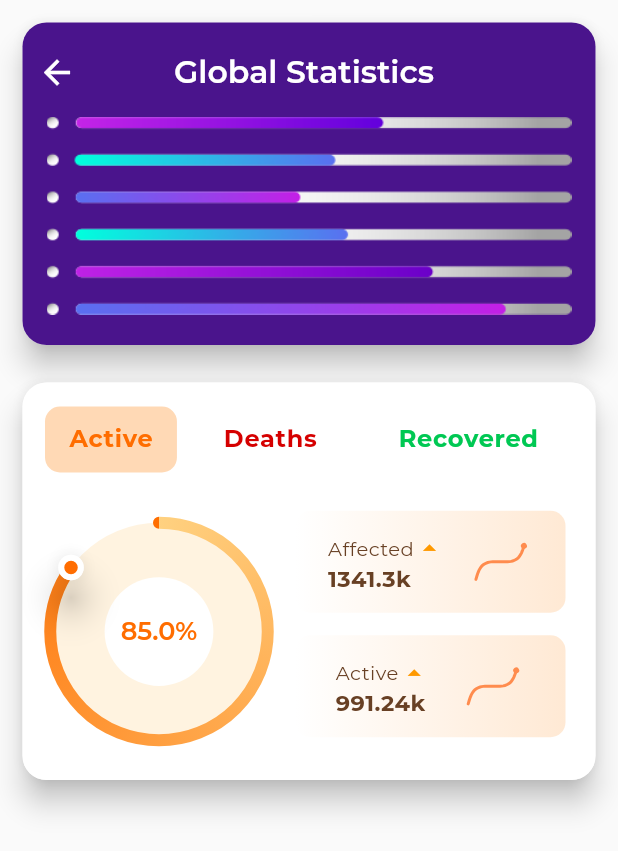
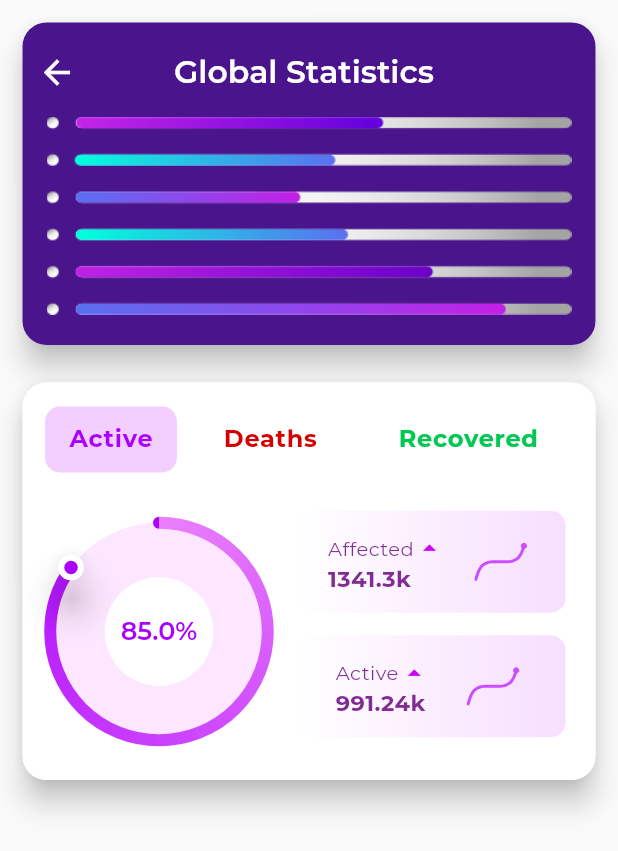
Before and after one commit to arafaysaleem/covid_tracker, a Flutter app: the screen it shows after launch, after a tap on "Statistics", on a phone screen of 412 x 824 dp. Shown: the top 851 px of the screen. Run offline on Flutter 3.47's test engine with Material 2 defaults, Android fonts, the phone set to English and light mode, and no system bars; our stand-ins replace cached_network_image, carousel_slider, smooth_page_indicator, webview_flutter.

Commit message:
changed active cases orange to purple theme

```diff
--- a/lib/screens/stats_dashboard_screens/world_stat.dart
+++ b/lib/screens/stats_dashboard_screens/world_stat.dart
@@ -20,9 +20,9 @@ class _WorldStatScreenState extends State<WorldStatScreen> {
 
   void updateRadialDial() {
     if (_caseType == CaseType.ACTIVE) {
-      radialStartClr = Colors.orangeAccent[100];
-      radialEndClr = Colors.orangeAccent[700];
-      radialBgClr = Colors.orange[50];
+      radialStartClr = Colors.purpleAccent[100];
+      radialEndClr = Colors.purpleAccent[700];
+      radialBgClr = Color(0xfffde6ff);
       progress = 0.85;
     } else if (_caseType == CaseType.DEATHS) {
       radialStartClr = Colors.redAccent[100];
@@ -39,10 +39,10 @@ class _WorldStatScreenState extends State<WorldStatScreen> {
 
   void updateCasesPanel() {
     if (_caseType == CaseType.ACTIVE) {
-      panelFontClr = Color(0xff684024);
-      panelStartClr = Color(0xffffe9d4);
-      panelIconClr = Color(0xffff9900);
-      panelLineClr = Color(0xffff8c4e);
+      panelFontClr = Color(0xff7f2d91);//Color(0xff684024);
+      panelStartClr = Color(0xfff7deff);//Color(0xffffe9d4);
+      panelIconClr = Color(0xffcc00ff);//Color(0xffff9900);
+      panelLineClr = Color(0xffca4eff);//Color(0xffff8c4e);
     } else if (_caseType == CaseType.DEATHS) {
       panelFontClr = Color(0xff682429);
       panelStartClr = Color(0xfffbe7e8);
@@ -89,7 +89,6 @@ class _WorldStatScreenState extends State<WorldStatScreen> {
                         mainAxisAlignment: MainAxisAlignment.start,
                         crossAxisAlignment: CrossAxisAlignment.start,
                         children: <Widget>[
-
                           //Back Arrow
                           InkWell(
                             onTap: () => Navigator.of(context).pop(),
@@ -101,7 +100,9 @@ class _WorldStatScreenState extends State<WorldStatScreen> {
                           ),
 
                           SizedBox(
-                            width: MediaQuery.of(context).size.width>360.0? 65.0:50.0,
+                            width: MediaQuery.of(context).size.width > 360.0
+                                ? 65.0
+                                : 50.0,
                           ),
 
                           //Text
@@ -173,7 +174,7 @@ class _WorldStatScreenState extends State<WorldStatScreen> {
                                 curve: caseTypeCurve,
                                 decoration: BoxDecoration(
                                     color: _caseType == CaseType.ACTIVE
-                                        ? Color(0xffffd9b5)
+                                        ? Color(0xfff3cfff)//Color(0xffffd9b5)
                                         : Colors.white,
                                     borderRadius: BorderRadius.circular(10)),
                                 padding: EdgeInsets.symmetric(
@@ -187,7 +188,7 @@ class _WorldStatScreenState extends State<WorldStatScreen> {
                                   child: Text(
                                     "Active",
                                     style: TextStyle(
-                                      color: Colors.orangeAccent[700],
+                                      color: Colors.purpleAccent[700],
                                       fontFamily: "Montserrat",
                                       fontSize: 16,
                                       letterSpacing: 0.5,
@@ -311,7 +312,7 @@ class _WorldStatScreenState extends State<WorldStatScreen> {
                               ),
                             ),
 
-                            SizedBox(width:7),
+                            SizedBox(width: 7),
 
                             //Global Case Count Panels
                             Expanded(
```
